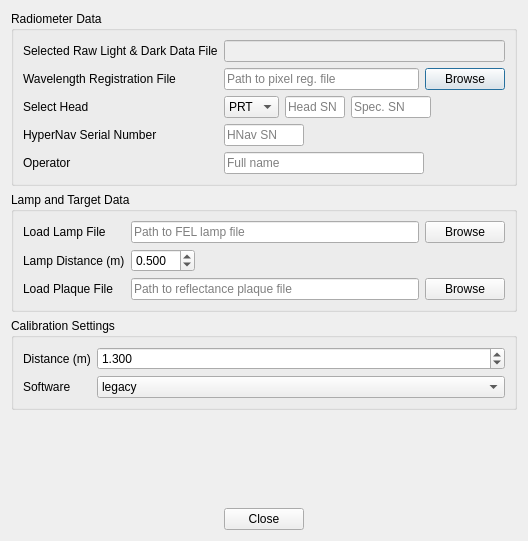
OceanOptics/Inlinino, file inlinino/resources/widget_hypernav_calibrate_dialog.ui: the form before one commit.
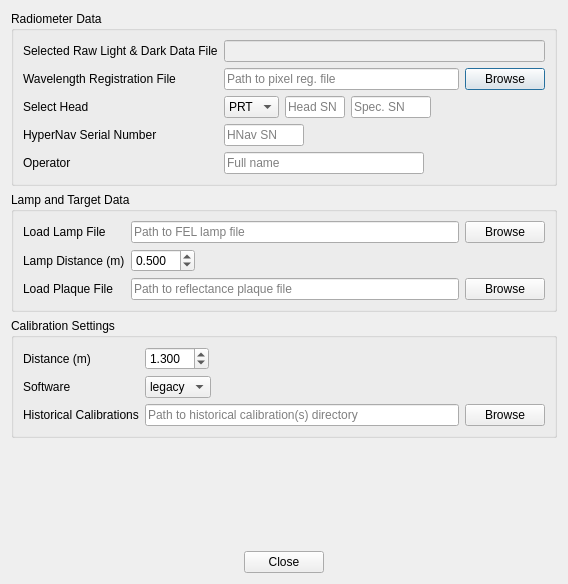
The form after the commit.

Commit message:
Added Wavelength Registration and Calibration Reports
    + Updated calls to hypernav to make reports
    + Added parameter to calibration dialog to compare to historical calibrations
    + Added parameter to shift wavelength before adjusting it (required for large shifts)
    + Adjusted imports

    Requires companion commit from hypernav repo

The edit to the form file:
```diff
--- a/inlinino/resources/widget_hypernav_calibrate_dialog.ui
+++ b/inlinino/resources/widget_hypernav_calibrate_dialog.ui
@@ -6,8 +6,8 @@
    <rect>
     <x>0</x>
     <y>0</y>
-    <width>528</width>
-    <height>541</height>
+    <width>568</width>
+    <height>584</height>
    </rect>
   </property>
   <property name="windowTitle">
@@ -428,6 +428,9 @@
       <string>Calibration Settings</string>
      </property>
      <layout class="QFormLayout" name="formLayout">
+      <property name="fieldGrowthPolicy">
+       <enum>QFormLayout::ExpandingFieldsGrow</enum>
+      </property>
       <property name="formAlignment">
        <set>Qt::AlignLeading|Qt::AlignLeft|Qt::AlignTop</set>
       </property>
@@ -481,6 +484,65 @@
         </property>
        </widget>
       </item>
+      <item row="2" column="0">
+       <widget class="QLabel" name="label_5">
+        <property name="toolTip">
+         <string>Used for calibration assesment only. Does NOT impact calibration.</string>
+        </property>
+        <property name="text">
+         <string>Historical Calibrations</string>
+        </property>
+       </widget>
+      </item>
+      <item row="2" column="1">
+       <layout class="QHBoxLayout" name="horizontalLayout_8">
+        <item>
+         <widget class="QLineEdit" name="le_history_cal_path">
+          <property name="maximumSize">
+           <size>
+            <width>400</width>
+            <height>16777215</height>
+           </size>
+          </property>
+          <property name="toolTip">
+           <string>Used for calibration assesment only. Does NOT impact calibration.</string>
+          </property>
+          <property name="placeholderText">
+           <string>Path to historical calibration(s) directory</string>
+          </property>
+         </widget>
+        </item>
+        <item>
+         <widget class="QPushButton" name="browse_history_cal_button">
+          <property name="sizePolicy">
+           <sizepolicy hsizetype="Fixed" vsizetype="Fixed">
+            <horstretch>0</horstretch>
+            <verstretch>0</verstretch>
+           </sizepolicy>
+          </property>
+          <property name="text">
+           <string>Browse</string>
+          </property>
+         </widget>
+        </item>
+        <item>
+         <spacer name="horizontalSpacer_5">
+          <property name="orientation">
+           <enum>Qt::Horizontal</enum>
+          </property>
+          <property name="sizeType">
+           <enum>QSizePolicy::Minimum</enum>
+          </property>
+          <property name="sizeHint" stdset="0">
+           <size>
+            <width>0</width>
+            <height>20</height>
+           </size>
+          </property>
+         </spacer>
+        </item>
+       </layout>
+      </item>
      </layout>
     </widget>
    </item>
```
The commit also changes 4 other files.
